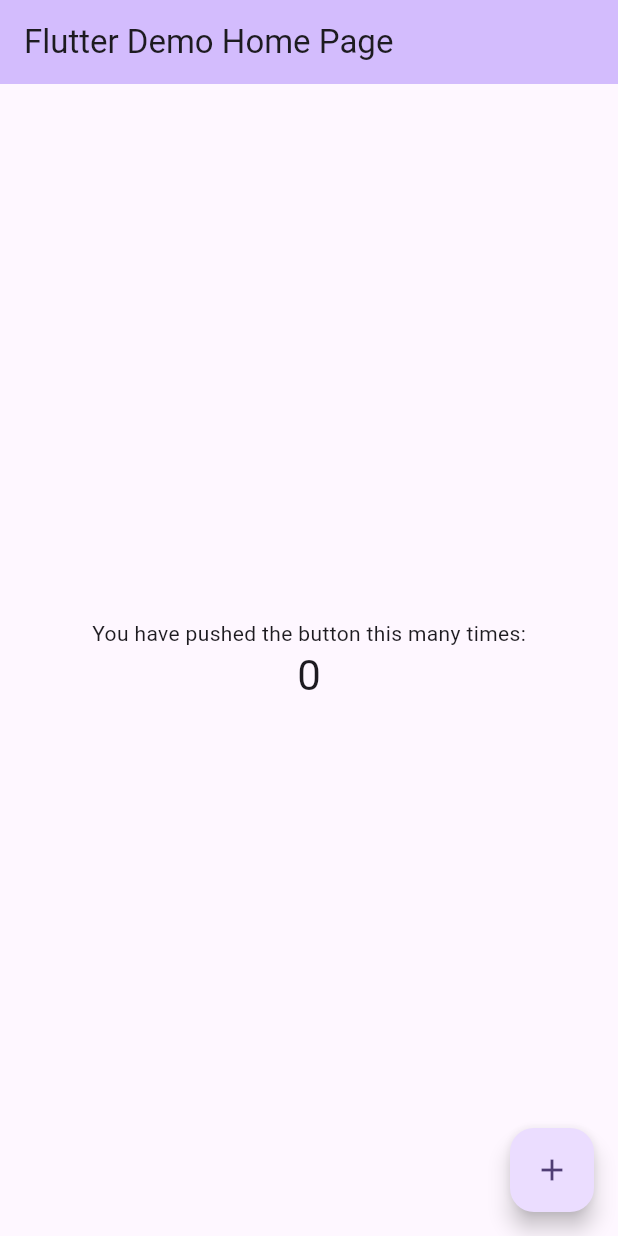
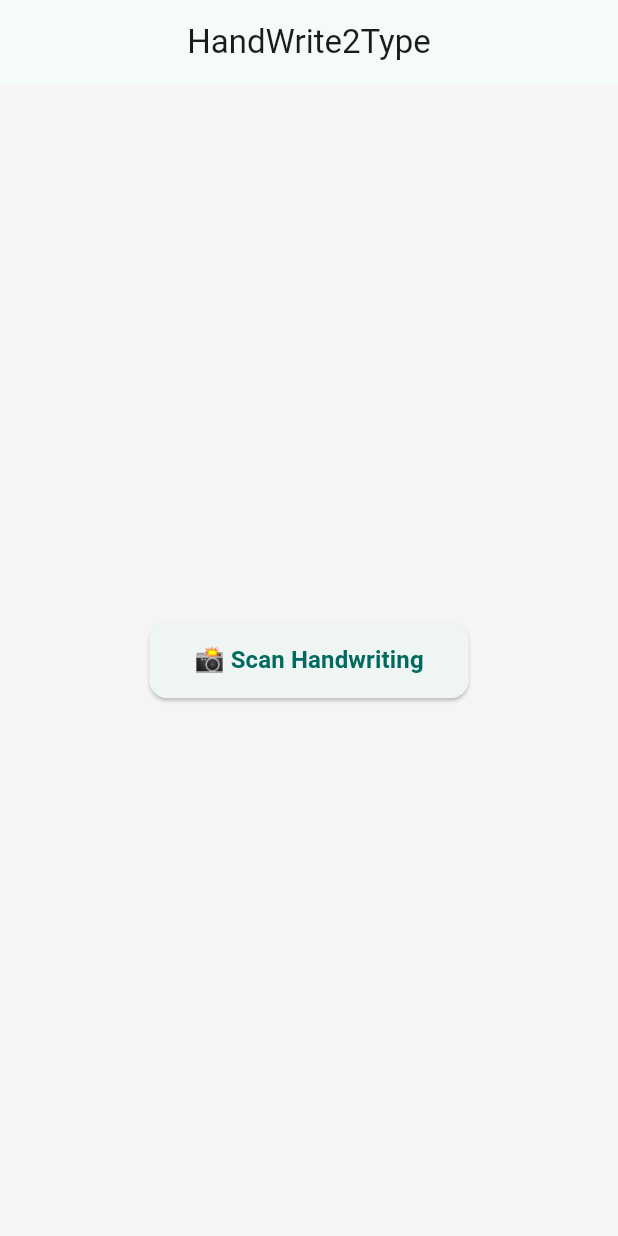
Before and after one commit to Kalkidan407/Scribly, a Flutter app: the screen it shows after launch, on a phone screen of 412 x 824 dp. Run offline on Flutter 3.47's test engine with Material 3 defaults, Android fonts, the phone set to English and light mode, and no system bars; our stand-ins replace image_picker, open_filex, pdf; missing offline and left inert: google_mlkit_text_recognition.

Commit message:
all class implemented

```diff
--- a/lib/main.dart
+++ b/lib/main.dart
@@ -1,122 +1,21 @@
 import 'package:flutter/material.dart';
+import 'screens/home_screen.dart';
+import 'utils/theme.dart';
 
 void main() {
-  runApp(const MyApp());
+  runApp(const HandWrite2TypeApp());
 }
 
-class MyApp extends StatelessWidget {
-  const MyApp({super.key});
+class HandWrite2TypeApp extends StatelessWidget {
+  const HandWrite2TypeApp({super.key});
 
-  // This widget is the root of your application.
   @override
   Widget build(BuildContext context) {
     return MaterialApp(
-      title: 'Flutter Demo',
-      theme: ThemeData(
-        // This is the theme of your application.
-        //
-        // TRY THIS: Try running your application with "flutter run". You'll see
-        // the application has a purple toolbar. Then, without quitting the app,
-        // try changing the seedColor in the colorScheme below to Colors.green
-        // and then invoke "hot reload" (save your changes or press the "hot
-        // reload" button in a Flutter-supported IDE, or press "r" if you used
-        // the command line to start the app).
-        //
-        // Notice that the counter didn't reset back to zero; the application
-        // state is not lost during the reload. To reset the state, use hot
-        // restart instead.
-        //
-        // This works for code too, not just values: Most code changes can be
-        // tested with just a hot reload.
-        colorScheme: ColorScheme.fromSeed(seedColor: Colors.deepPurple),
-      ),
-      home: const MyHomePage(title: 'Flutter Demo Home Page'),
+      title: 'HandWrite2Type',
+      theme: AppTheme.lightTheme,
+      home: const HomeScreen(),
+      debugShowCheckedModeBanner: false,
     );
   }
 }
-
-class MyHomePage extends StatefulWidget {
-  const MyHomePage({super.key, required this.title});
-
-  // This widget is the home page of your application. It is stateful, meaning
-  // that it has a State object (defined below) that contains fields that affect
-  // how it looks.
-
-  // This class is the configuration for the state. It holds the values (in this
-  // case the title) provided by the parent (in this case the App widget) and
-  // used by the build method of the State. Fields in a Widget subclass are
-  // always marked "final".
-
-  final String title;
-
-  @override
-  State<MyHomePage> createState() => _MyHomePageState();
-}
-
-class _MyHomePageState extends State<MyHomePage> {
-  int _counter = 0;
-
-  void _incrementCounter() {
-    setState(() {
-      // This call to setState tells the Flutter framework that something has
-      // changed in this State, which causes it to rerun the build method below
-      // so that the display can reflect the updated values. If we changed
-      // _counter without calling setState(), then the build method would not be
-      // called again, and so nothing would appear to happen.
-      _counter++;
-    });
-  }
-
-  @override
-  Widget build(BuildContext context) {
-    // This method is rerun every time setState is called, for instance as done
-    // by the _incrementCounter method above.
-    //
-    // The Flutter framework has been optimized to make rerunning build methods
-    // fast, so that you can just rebuild anything that needs updating rather
-    // than having to individually change instances of widgets.
-    return Scaffold(
-      appBar: AppBar(
-        // TRY THIS: Try changing the color here to a specific color (to
-        // Colors.amber, perhaps?) and trigger a hot reload to see the AppBar
-        // change color while the other colors stay the same.
-        backgroundColor: Theme.of(context).colorScheme.inversePrimary,
-        // Here we take the value from the MyHomePage object that was created by
-        // the App.build method, and use it to set our appbar title.
-        title: Text(widget.title),
-      ),
-      body: Center(
-        // Center is a layout widget. It takes a single child and positions it
-        // in the middle of the parent.
-        child: Column(
-          // Column is also a layout widget. It takes a list of children and
-          // arranges them vertically. By default, it sizes itself to fit its
-          // children horizontally, and tries to be as tall as its parent.
-          //
-          // Column has various properties to control how it sizes itself and
-          // how it positions its children. Here we use mainAxisAlignment to
-          // center the children vertically; the main axis here is the vertical
-          // axis because Columns are vertical (the cross axis would be
-          // horizontal).
-          //
-          // TRY THIS: Invoke "debug painting" (choose the "Toggle Debug Paint"
-          // action in the IDE, or press "p" in the console), to see the
-          // wireframe for each widget.
-          mainAxisAlignment: MainAxisAlignment.center,
-          children: <Widget>[
-            const Text('You have pushed the button this many times:'),
-            Text(
-              '$_counter',
-              style: Theme.of(context).textTheme.headlineMedium,
-            ),
-          ],
-        ),
-      ),
-      floatingActionButton: FloatingActionButton(
-        onPressed: _incrementCounter,
-        tooltip: 'Increment',
-        child: const Icon(Icons.add),
-      ), // This trailing comma makes auto-formatting nicer for build methods.
-    );
-  }
-}
--- a/lib/screens/home_screen.dart
+++ b/lib/screens/home_screen.dart
@@ -0,0 +1,45 @@
+import 'package:flutter/material.dart';
+import '../services/ocr_service.dart';
+import '../screens/result_screen.dart';
+import '../widgets/pdf_service.dart';
+class HomeScreen extends StatefulWidget {
+  const HomeScreen({super.key});
+
+  @override
+  State<HomeScreen> createState() => _HomeScreenState();
+}
+
+class _HomeScreenState extends State<HomeScreen> {
+  String? recognizedText;
+
+  Future<void> handleScan() async {
+    final text = await OCRService.pickAndRecognizeText();
+    if (text != null && mounted) {
+      Navigator.push(
+        context,
+        MaterialPageRoute(builder: (_) => ResultScreen(text: text)),
+      );
+    }
+  }
+
+  @override
+  Widget build(BuildContext context) {
+    return Scaffold(
+      appBar: AppBar(
+        title: const Text('HandWrite2Type'),
+        centerTitle: true,
+      ),
+      body: Center(
+        child: Column(
+          mainAxisAlignment: MainAxisAlignment.center,
+          children: [
+            CustomButton(
+              label: '📸 Scan Handwriting',
+              onPressed: handleScan,
+            ),
+          ],
+        ),
+      ),
+    );
+  }
+}
--- a/lib/utils/theme.dart
+++ b/lib/utils/theme.dart
@@ -0,0 +1,9 @@
+import 'package:flutter/material.dart';
+
+class AppTheme {
+  static final lightTheme = ThemeData(
+    colorScheme: ColorScheme.fromSeed(seedColor: Colors.teal),
+    useMaterial3: true,
+    scaffoldBackgroundColor: Colors.grey[100],
+  );
+}
--- a/lib/widgets/pdf_service.dart
+++ b/lib/widgets/pdf_service.dart
@@ -0,0 +1,30 @@
+import 'package:flutter/material.dart';
+
+class CustomButton extends StatelessWidget {
+  final String label;
+  final VoidCallback onPressed;
+
+  const CustomButton({
+    super.key,
+
+    required this.label,
+    required this.onPressed,
+  });
+
+  @override
+  Widget build(BuildContext context) {
+    return ElevatedButton(
+      style: ElevatedButton.styleFrom(
+        padding: const EdgeInsets.symmetric(horizontal: 30, vertical: 14),
+        shape: RoundedRectangleBorder(
+          borderRadius: BorderRadius.circular(12),
+        ),
+      ),
+      onPressed: onPressed,
+      child: Text(
+        label,
+        style: const TextStyle(fontSize: 16, fontWeight: FontWeight.w600),
+      ),
+    );
+  }
+}
--- a/pubspec.yaml
+++ b/pubspec.yaml
@@ -34,10 +34,10 @@ dependencies:
   # The following adds the Cupertino Icons font to your application.
   # Use with the CupertinoIcons class for iOS style icons.
   cupertino_icons: ^1.0.8
-  image_pickers: ^2.0.6
+  image_picker: ^1.2.0
   google_mlkit_text_recognition: ^0.15.0
   path_provider: ^2.1.5
-  pdf: ^3.11.3
+  pdf: ^3.10.6
   open_filex: ^4.7.0
 
 dev_dependencies:
```
Also changed, not shown: lib/screens/result_screen.dart (+55 -0 lines), lib/services/ocr_service.dart (+17 -0 lines), lib/services/pdf_service.dart (+30 -0 lines), pubspec.lock, 8 other files.
